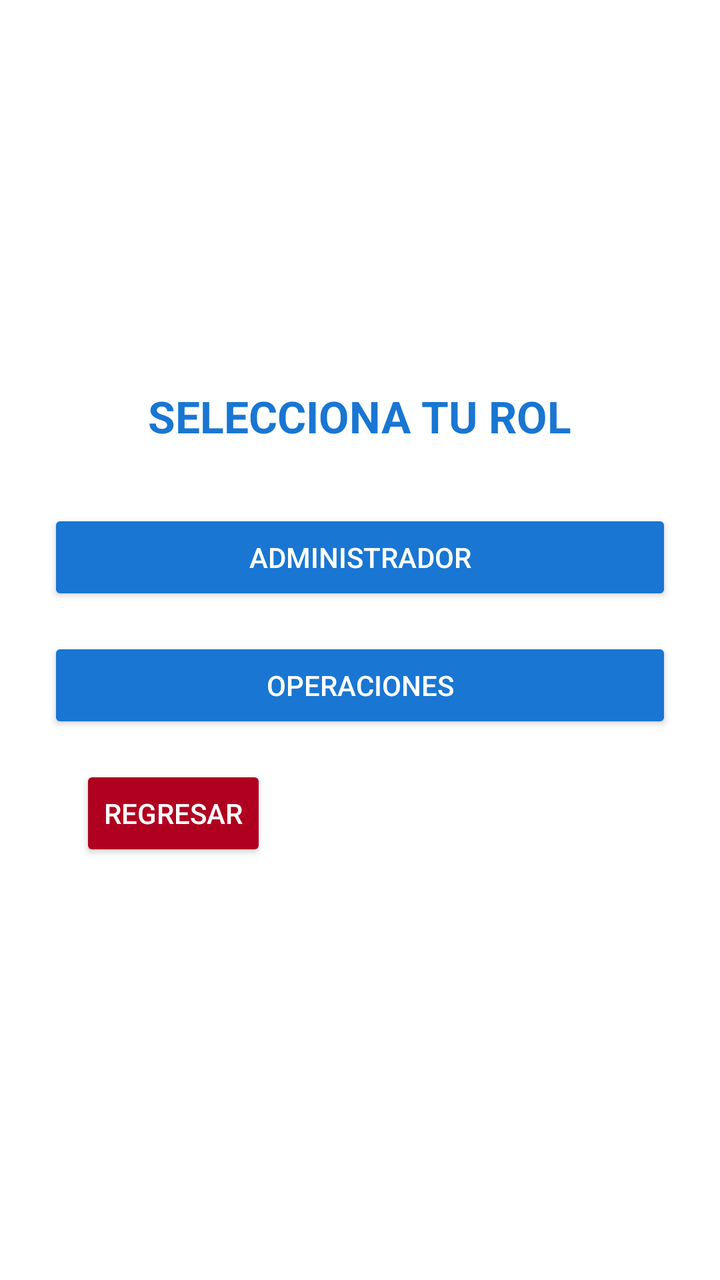
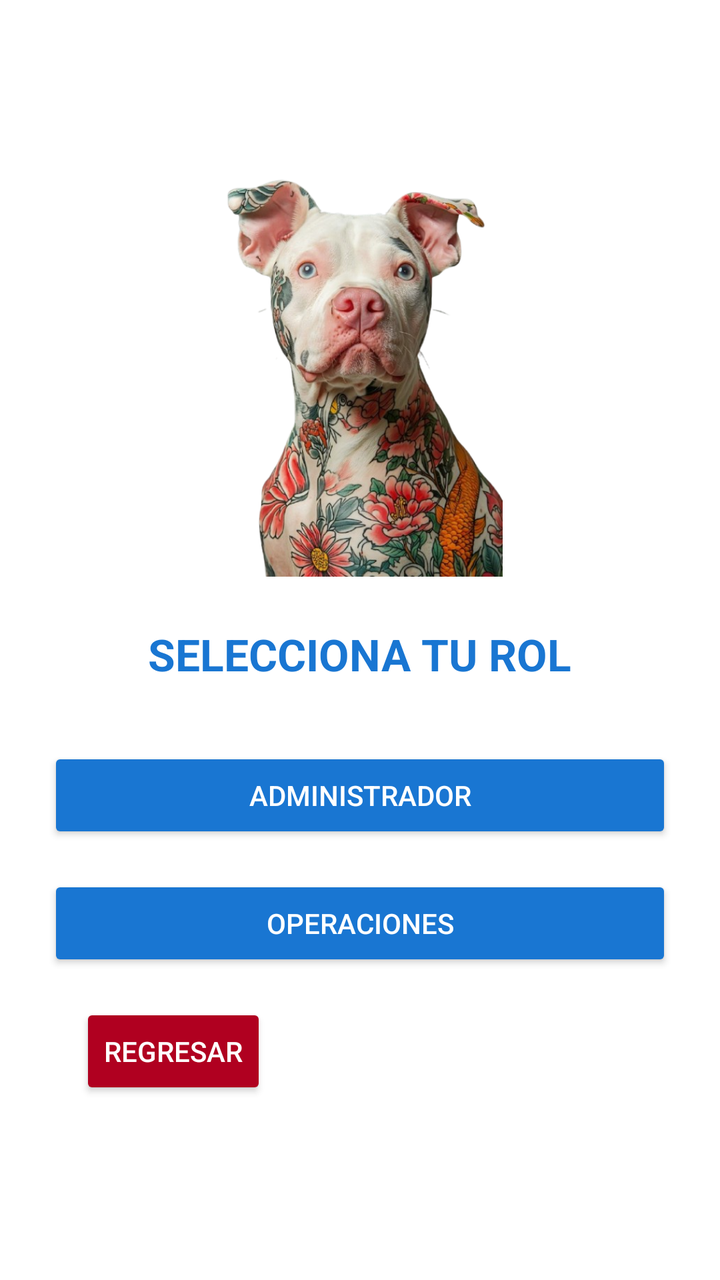

Screens rendered from an Android XML layout before and after an edit, with the pre-edit source and the edit as a unified diff.
<!-- AndroidManifest.xml: application theme Theme.AppCompat.Light.NoActionBar -->
<!-- res/layout/activity_selector_rol.xml -->
<?xml version="1.0" encoding="utf-8"?>
<FrameLayout xmlns:android="http://schemas.android.com/apk/res/android"
    android:layout_width="match_parent"
    android:layout_height="match_parent">

    <LinearLayout
        android:layout_width="match_parent"
        android:layout_height="match_parent"
        android:background="#FFFFFF"
        android:gravity="center"
        android:orientation="vertical"
        android:padding="24dp">

        <TextView
            android:layout_width="wrap_content"
            android:layout_height="wrap_content"
            android:layout_marginBottom="32dp"
            android:text="SELECCIONA TU ROL"
            android:textColor="#1976D2"
            android:textSize="22sp"
            android:textStyle="bold" />

        <Button
            android:id="@+id/btnAdmin"
            android:layout_width="match_parent"
            android:layout_height="wrap_content"
            android:layout_marginBottom="16dp"
            android:backgroundTint="#1976D2"
            android:text="ADMINISTRADOR"
            android:textColor="#FFFFFF" />

        <Button
            android:id="@+id/btnOperario"
            android:layout_width="match_parent"
            android:layout_height="wrap_content"
            android:backgroundTint="#1976D2"
            android:text="OPERACIONES"
            android:textColor="#FFFFFF" />

        <Button
            android:id="@+id/btnReturn"
            android:layout_width="wrap_content"
            android:layout_height="wrap_content"
            android:layout_gravity="top|start"
            android:layout_margin="16dp"
            android:backgroundTint="@color/design_default_color_error"
            android:text="REGRESAR"
            android:textColor="#FFFFFF" />
    </LinearLayout>

</FrameLayout>
<!-- resources referenced by this layout -->
<resources>

</resources>

<!-- the commit's change to res/layout/activity_selector_rol.xml (unified diff, before → after) -->
@@ -10,6 +10,12 @@
         android:gravity="center"
         android:orientation="vertical"
         android:padding="24dp">
+
+        <ImageView
+            android:layout_width="218dp"
+            android:layout_height="214dp"
+            android:layout_marginBottom="24dp"
+            android:src="@drawable/logo_pr" />
 
         <TextView
             android:layout_width="wrap_content"
<!-- resource entries referenced after the edit -->
@@ -1,5 +1,5 @@
 <!-- resources referenced by this layout -->
 <resources>
-
+  <!-- drawable logo_pr: png bitmap (drawable, 397152 bytes) -->
 </resources>
 
